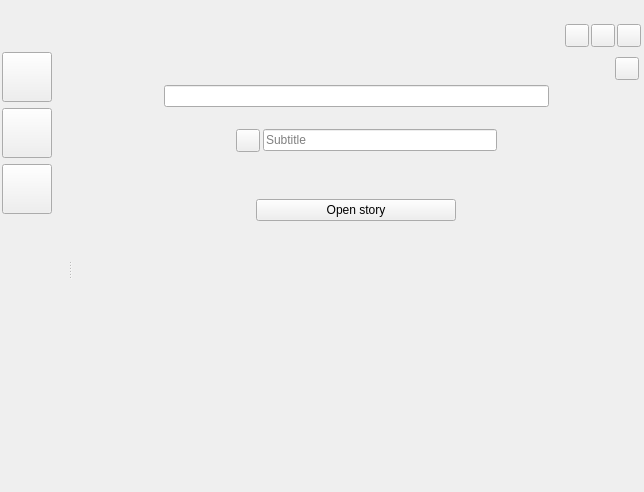
Old version of the form ui/home_view.ui in the repository zkovari/plotlyst.
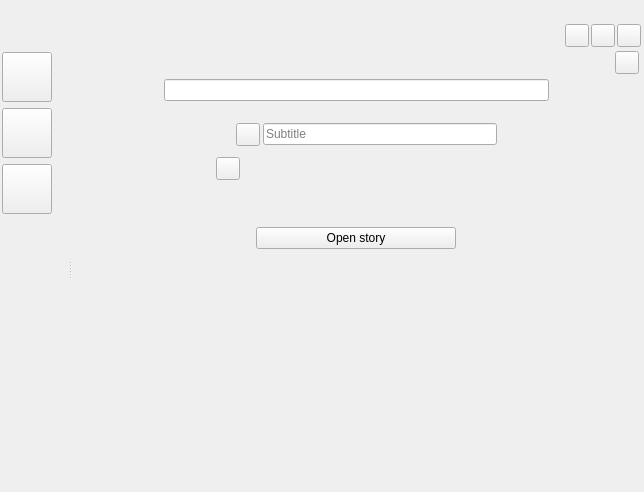
New version of the form. The open tabs and pages were chosen to show the change.

Commit message: Tag on main novel panel

```diff
--- a/ui/home_view.ui
+++ b/ui/home_view.ui
@@ -301,6 +301,9 @@
            </widget>
            <widget class="QWidget" name="layoutWidget">
             <layout class="QVBoxLayout" name="verticalLayout_4">
+             <property name="spacing">
+              <number>0</number>
+             </property>
              <item>
               <widget class="QWidget" name="wdgLibraryBar" native="true">
                <layout class="QHBoxLayout" name="horizontalLayout">
@@ -619,6 +622,109 @@
                    </layout>
                   </widget>
                  </item>
+                 <item>
+                  <widget class="QWidget" name="wdgImportTagsParent" native="true">
+                   <layout class="QHBoxLayout" name="horizontalLayout_8">
+                    <property name="spacing">
+                     <number>3</number>
+                    </property>
+                    <property name="leftMargin">
+                     <number>2</number>
+                    </property>
+                    <property name="topMargin">
+                     <number>2</number>
+                    </property>
+                    <property name="rightMargin">
+                     <number>2</number>
+                    </property>
+                    <property name="bottomMargin">
+                     <number>2</number>
+                    </property>
+                    <item>
+                     <spacer name="horizontalSpacer_7">
+                      <property name="orientation">
+                       <enum>Qt::Horizontal</enum>
+                      </property>
+                      <property name="sizeType">
+                       <enum>QSizePolicy::Fixed</enum>
+                      </property>
+                      <property name="sizeHint" stdset="0">
+                       <size>
+                        <width>40</width>
+                        <height>20</height>
+                       </size>
+                      </property>
+                     </spacer>
+                    </item>
+                    <item>
+                     <widget class="QWidget" name="wdgImportTags" native="true">
+                      <property name="maximumSize">
+                       <size>
+                        <width>1000</width>
+                        <height>16777215</height>
+                       </size>
+                      </property>
+                      <layout class="QHBoxLayout" name="horizontalLayout_9">
+                       <property name="spacing">
+                        <number>3</number>
+                       </property>
+                       <property name="leftMargin">
+                        <number>100</number>
+                       </property>
+                       <property name="topMargin">
+                        <number>2</number>
+                       </property>
+                       <property name="rightMargin">
+                        <number>100</number>
+                       </property>
+                       <property name="bottomMargin">
+                        <number>2</number>
+                       </property>
+                       <item>
+                        <widget class="QToolButton" name="iconImportOrigin">
+                         <property name="text">
+                          <string/>
+                         </property>
+                         <property name="transparent" stdset="0">
+                          <bool>true</bool>
+                         </property>
+                        </widget>
+                       </item>
+                       <item>
+                        <spacer name="horizontalSpacer_9">
+                         <property name="orientation">
+                          <enum>Qt::Horizontal</enum>
+                         </property>
+                         <property name="sizeHint" stdset="0">
+                          <size>
+                           <width>40</width>
+                           <height>20</height>
+                          </size>
+                         </property>
+                        </spacer>
+                       </item>
+                      </layout>
+                     </widget>
+                    </item>
+                    <item>
+                     <spacer name="horizontalSpacer_10">
+                      <property name="orientation">
+                       <enum>Qt::Horizontal</enum>
+                      </property>
+                      <property name="sizeType">
+                       <enum>QSizePolicy::Fixed</enum>
+                      </property>
+                      <property name="sizeHint" stdset="0">
+                       <size>
+                        <width>40</width>
+                        <height>20</height>
+                       </size>
+                      </property>
+                     </spacer>
+                    </item>
+                   </layout>
+                  </widget>
+                 </item>
                  <item>
                   <spacer name="verticalSpacer_5">
                    <property name="orientation">
@@ -694,6 +800,21 @@
        </widget>
        <widget class="QWidget" name="pageProgress">
         <layout class="QVBoxLayout" name="verticalLayout_5">
+         <property name="spacing">
+          <number>0</number>
+         </property>
+         <property name="leftMargin">
+          <number>0</number>
+         </property>
+         <property name="topMargin">
+          <number>0</number>
+         </property>
+         <property name="rightMargin">
+          <number>0</number>
+         </property>
+         <property name="bottomMargin">
+          <number>0</number>
+         </property>
          <item alignment="Qt::AlignHCenter">
           <widget class="QLabel" name="label">
            <property name="text">
@@ -705,6 +826,21 @@
        </widget>
        <widget class="QWidget" name="pageRoadmap">
         <layout class="QVBoxLayout" name="verticalLayout_7">
+         <property name="spacing">
+          <number>0</number>
+         </property>
+         <property name="leftMargin">
+          <number>0</number>
+         </property>
+         <property name="topMargin">
+          <number>0</number>
+         </property>
+         <property name="rightMargin">
+          <number>0</number>
+         </property>
+         <property name="bottomMargin">
+          <number>0</number>
+         </property>
          <item alignment="Qt::AlignHCenter">
           <widget class="QLabel" name="label_3">
            <property name="text">
```
The commit also changes 3 other files.
